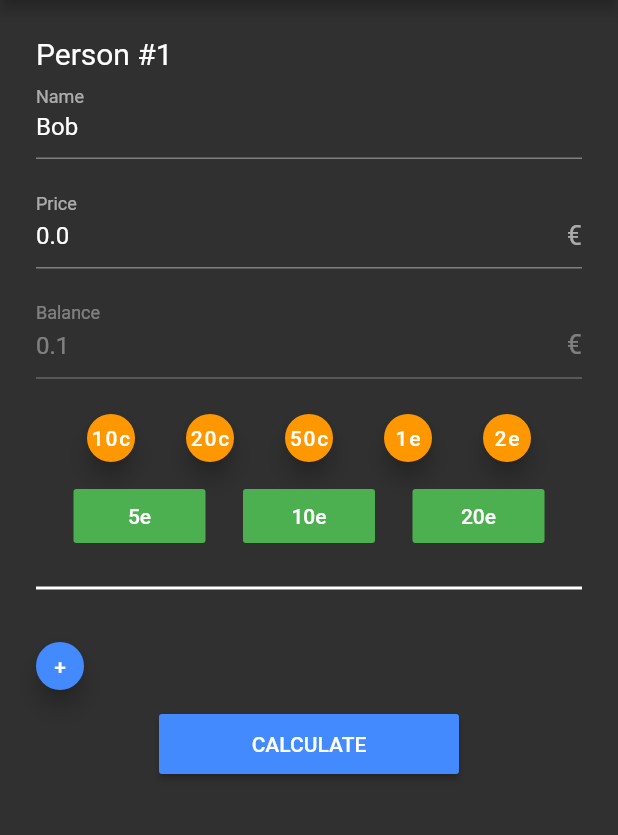
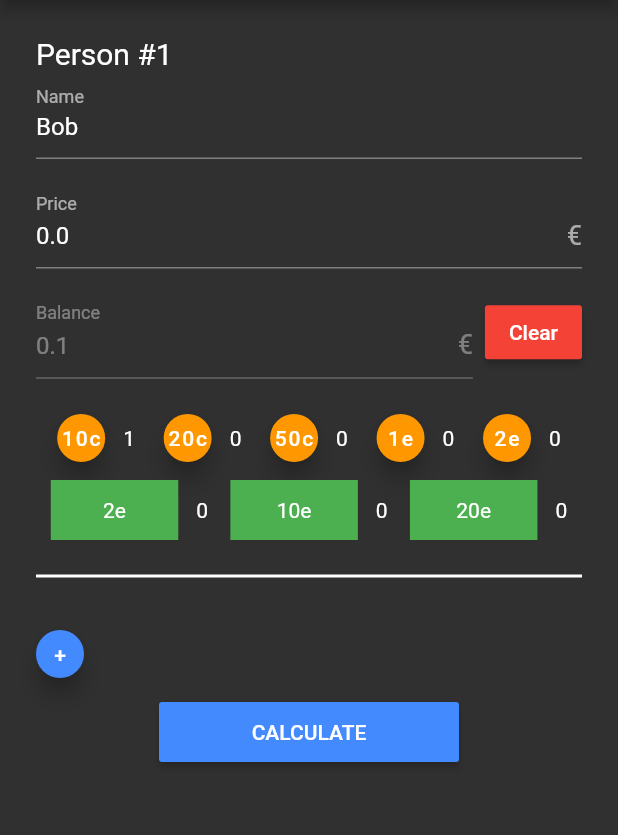
Before and after one commit to din0s/BillSplitter, a Flutter app: the screen it shows after launch, after a tap on "10c", on a phone screen of 412 x 824 dp, the part 84-919 px from its top. Run offline on Flutter 3.47's test engine with Material 2 defaults, Android fonts, the phone set to English and light mode, and no system bars; our stand-ins replace bloc, flutter_bloc.

Commit message:
Rework money handling to store info about denominations

```diff
--- a/lib/bloc/money/exports.dart
+++ b/lib/bloc/money/exports.dart
@@ -1,2 +1,3 @@
 export 'money_bloc.dart';
 export 'money_event.dart';
+export 'money_state.dart';
--- a/lib/bloc/money/money_bloc.dart
+++ b/lib/bloc/money/money_bloc.dart
@@ -1,20 +1,18 @@
-import 'dart:math';
-
 import 'package:bill_splitter/bloc/money/exports.dart';
 import 'package:bloc/bloc.dart';
 
-class MoneyBloc extends Bloc<MoneyEvent, int> {
+class MoneyBloc extends Bloc<MoneyEvent, MoneyState> {
   @override
-  int get initialState => 0;
+  MoneyState get initialState => MoneyState();
 
   @override
-  Stream<int> mapEventToState(MoneyEvent event) async* {
+  Stream<MoneyState> mapEventToState(MoneyEvent event) async* {
     if (event is Add) {
-      yield state + event.amount;
+      yield MoneyState.from(state)..add(event.denomination);
     } else if (event is Remove) {
-      yield max(state - event.amount, 0);
+      yield MoneyState.from(state)..remove(event.denomination);
     } else if (event is Clear) {
-      yield 0;
+      yield MoneyState();
     }
   }
 }
--- a/lib/bloc/money/money_event.dart
+++ b/lib/bloc/money/money_event.dart
@@ -1,17 +1,19 @@
-abstract class MoneyEvent {
-  final int amount;
+import 'package:bill_splitter/entities/denomination.dart';
 
-  MoneyEvent(this.amount);
+abstract class MoneyEvent {}
+
+abstract class BalanceEvent extends MoneyEvent {
+  final Denomination denomination;
+
+  BalanceEvent(this.denomination);
 }
 
-class Add extends MoneyEvent {
-  Add(int amount) : super(amount);
+class Add extends BalanceEvent {
+  Add(Denomination denom) : super(denom);
 }
 
-class Remove extends MoneyEvent {
-  Remove(int amount) : super(amount);
+class Remove extends BalanceEvent {
+  Remove(Denomination denom) : super(denom);
 }
 
-class Clear extends MoneyEvent {
-  Clear() : super(0);
-}
+class Clear extends MoneyEvent {}
--- /dev/null
+++ b/lib/bloc/money/money_state.dart
@@ -0,0 +1,33 @@
+import 'package:bill_splitter/entities/denomination.dart';
+
+class MoneyState {
+  Map<Denomination, int> balance;
+
+  MoneyState() {
+    balance = Map();
+    Denomination.values.forEach((e) => balance[e] = 0);
+  }
+
+  MoneyState.from(MoneyState state) {
+    balance = Map.from(state.balance);
+  }
+
+  bool add(Denomination denomination) {
+    balance[denomination]++;
+    return true;
+  }
+
+  bool remove(Denomination denomination) {
+    if (balance[denomination] < 1) {
+      return false;
+    }
+    balance[denomination]--;
+    return true;
+  }
+
+  double get total {
+    double amt = 0;
+    balance.forEach((k, v) => amt += denomModifier(k) * v);
+    return amt;
+  }
+}
--- /dev/null
+++ b/lib/entities/denomination.dart
@@ -0,0 +1,56 @@
+enum Denomination {
+  CENT_10,
+  CENT_20,
+  CENT_50,
+  EURO_1,
+  EURO_2,
+  EURO_5,
+  EURO_10,
+  EURO_20,
+}
+
+double denomModifier(Denomination denom) {
+  switch (denom) {
+    case Denomination.CENT_10:
+      return 0.1;
+    case Denomination.CENT_20:
+      return 0.2;
+    case Denomination.CENT_50:
+      return 0.5;
+    case Denomination.EURO_1:
+      return 1;
+    case Denomination.EURO_2:
+      return 2;
+    case Denomination.EURO_5:
+      return 5;
+    case Denomination.EURO_10:
+      return 10;
+    case Denomination.EURO_20:
+      return 20;
+    default:
+      return 0;
+  }
+}
+
+String denomLabel(Denomination denom) {
+  switch (denom) {
+    case Denomination.CENT_10:
+      return "10c";
+    case Denomination.CENT_20:
+      return "20c";
+    case Denomination.CENT_50:
+      return "50c";
+    case Denomination.EURO_1:
+      return "1e";
+    case Denomination.EURO_2:
+      return "2e";
+    case Denomination.EURO_5:
+      return "2e";
+    case Denomination.EURO_10:
+      return "10e";
+    case Denomination.EURO_20:
+      return "20e";
+    default:
+      return "";
+  }
+}
--- /dev/null
+++ b/lib/entities/user_data.dart
@@ -0,0 +1,7 @@
+import 'package:bill_splitter/entities/denomination.dart';
+
+class UserData {
+  String name;
+  double price;
+  Map<Denomination, int> balance;
+}
--- a/lib/fragments/circle_button.dart
+++ b/lib/fragments/circle_button.dart
@@ -6,9 +6,12 @@ class CircleButton extends SizedBox {
   final dynamic onLongPress;
   final Color color;
 
-  CircleButton(this.content, this.onPress,
-      {this.onLongPress, this.color = Colors.blueAccent})
-      : super(
+  CircleButton(
+    this.content, {
+    this.onPress,
+    this.onLongPress,
+    this.color = Colors.blueAccent,
+  }) : super(
           width: 32,
           child: InkWell(
             onLongPress: onLongPress,
--- /dev/null
+++ b/lib/fragments/money_button.dart
@@ -0,0 +1,65 @@
+import 'package:bill_splitter/bloc/money/exports.dart';
+import 'package:bill_splitter/entities/denomination.dart';
+import 'package:bill_splitter/fragments/circle_button.dart';
+import 'package:flutter/material.dart';
+import 'package:flutter_bloc/flutter_bloc.dart';
+
+class MoneyButton extends StatelessWidget {
+  final Widget widget;
+  final Denomination denom;
+
+  MoneyButton(
+    this.widget,
+    this.denom,
+  );
+
+  @override
+  Widget build(BuildContext context) {
+    void _add(Denomination m) {
+      BlocProvider.of<MoneyBloc>(context).add(Add(m));
+    }
+
+    void _remove(Denomination m) {
+      BlocProvider.of<MoneyBloc>(context).add(Remove(m));
+    }
+
+    return Container(
+      padding: EdgeInsets.symmetric(horizontal: 5),
+      child: Row(
+        children: <Widget>[
+          GestureDetector(
+            child: widget,
+            onTap: () => _add(denom),
+            onLongPress: () => _remove(denom),
+          ),
+          SizedBox(width: 12),
+          Text("${BlocProvider.of<MoneyBloc>(context).state.balance[denom]}"),
+        ],
+      ),
+    );
+  }
+}
+
+class Coin extends MoneyButton {
+  Coin(Denomination denom)
+      : super(
+          CircleButton(
+            Text(denomLabel(denom)),
+            color: Colors.orange,
+          ),
+          denom,
+        );
+}
+
+class Bill extends MoneyButton {
+  Bill(Denomination denom)
+      : super(
+          Container(
+            child: Center(child: Text(denomLabel(denom))),
+            color: Colors.green,
+            padding: EdgeInsets.all(12),
+            width: 85,
+          ),
+          denom,
+        );
+}
--- a/lib/main.dart
+++ b/lib/main.dart
@@ -1,6 +1,6 @@
+import 'package:bill_splitter/entities/user_data.dart';
 import 'package:bill_splitter/fragments/circle_button.dart';
 import 'package:bill_splitter/user_container.dart';
-import 'package:bill_splitter/user_data.dart';
 import 'package:flutter/material.dart';
 
 void main() => runApp(MyApp());
@@ -109,12 +109,12 @@ class _MyHomePageState extends State<MyHomePage> {
               }),
               Row(
                 children: <Widget>[
-                  CircleButton(Text("+"), _addUser),
+                  CircleButton(Text("+"), onPress: _addUser),
                   SizedBox(width: 8),
                   if (_users.length > 1)
                     CircleButton(
                       Text("-"),
-                      _removeUser,
+                      onPress: _removeUser,
                       color: Colors.red,
                     ),
                 ],
--- a/lib/user_container.dart
+++ b/lib/user_container.dart
@@ -1,6 +1,7 @@
 import 'package:bill_splitter/bloc/money/exports.dart';
-import 'package:bill_splitter/fragments/circle_button.dart';
-import 'package:bill_splitter/user_data.dart';
+import 'package:bill_splitter/entities/denomination.dart';
+import 'package:bill_splitter/entities/user_data.dart';
+import 'package:bill_splitter/fragments/money_button.dart';
 import 'package:flutter/material.dart';
 import 'package:flutter_bloc/flutter_bloc.dart';
 
@@ -12,33 +13,26 @@ class UserContainer extends StatefulWidget {
 }
 
 class _UserContainerState extends State<UserContainer> {
-  final _balance = MoneyBloc();
   final _bController = TextEditingController(text: "0.0");
 
   @override
   void dispose() {
-    _balance.close();
     _bController.dispose();
     super.dispose();
   }
 
-  void _addAmt(int amt) {
-    _balance.add(Add(amt));
-  }
-
-  void _removeAmt(int amt) {
-    _balance.add(Remove(amt));
-  }
-
   @override
   Widget build(BuildContext context) {
-    return Column(
+    return BlocProvider<MoneyBloc>(
+      create: (context) => MoneyBloc(),
+      child: Column(
         crossAxisAlignment: CrossAxisAlignment.start,
         children: <Widget>[
           _buildNameField(),
           _buildPriceField(),
           _buildMoneySelector(),
         ],
+      ),
     );
   }
 
@@ -86,64 +80,65 @@ class _UserContainerState extends State<UserContainer> {
   }
 
   Widget _buildMoneySelector() {
+    return BlocConsumer<MoneyBloc, MoneyState>(
+      listener: (context, state) => _bController.text = "${state.total}",
+      builder: (context, state) {
         return Column(
           crossAxisAlignment: CrossAxisAlignment.start,
           children: <Widget>[
-        BlocListener<MoneyBloc, int>(
-          bloc: _balance,
-          listener: (context, state) {
-            _bController.text = "${state / 100.0}";
-          },
+            Row(
+              children: <Widget>[
+                Expanded(
                   child: TextFormField(
                     controller: _bController,
                     enabled: false,
-            onSaved: (val) => {widget.data.balance = _balance.state / 100.0},
+                    onSaved: (val) => widget.data.balance = state.balance,
                     decoration: InputDecoration(
                       labelText: "Balance",
                       suffix: Text("€", style: TextStyle(fontSize: 18)),
                     ),
                   ),
                 ),
+                Padding(
+                  padding: EdgeInsets.only(left: 8),
+                  child: MaterialButton(
+                    child: Text("Clear"),
+                    color: Colors.red,
+                    onPressed: () {
+                      BlocProvider.of<MoneyBloc>(context).add(Clear());
+                    },
+                    minWidth: 20,
+                  ),
+                ),
+              ],
+            ),
             SizedBox(height: 12),
+            Column(
+              mainAxisAlignment: MainAxisAlignment.start,
+              children: <Widget>[
                 Row(
                   mainAxisAlignment: MainAxisAlignment.spaceEvenly,
                   children: <Widget>[
-            Coin("10c", 10, _addAmt, _removeAmt),
-            Coin("20c", 20, _addAmt, _removeAmt),
-            Coin("50c", 50, _addAmt, _removeAmt),
-            Coin("1e", 100, _addAmt, _removeAmt),
-            Coin("2e", 200, _addAmt, _removeAmt),
+                    Coin(Denomination.CENT_10),
+                    Coin(Denomination.CENT_20),
+                    Coin(Denomination.CENT_50),
+                    Coin(Denomination.EURO_1),
+                    Coin(Denomination.EURO_2),
                   ],
                 ),
                 Row(
                   mainAxisAlignment: MainAxisAlignment.spaceEvenly,
                   children: <Widget>[
-            Bill("5e", 500, _addAmt, _removeAmt),
-            Bill("10e", 1000, _addAmt, _removeAmt),
-            Bill("20e", 2000, _addAmt, _removeAmt),
+                    Bill(Denomination.EURO_5),
+                    Bill(Denomination.EURO_10),
+                    Bill(Denomination.EURO_20),
+                  ],
+                ),
               ],
             ),
           ],
         );
+      },
+    );
   }
 }
-
-class Coin extends CircleButton {
-  Coin(String text, int amt, dynamic add, dynamic remove)
-      : super(
-          Text(text),
-          () => add(amt),
-          onLongPress: () => remove(amt),
-          color: Colors.orange,
-        );
-}
-
-class Bill extends FlatButton {
-  Bill(String text, int amt, dynamic add, dynamic remove)
-      : super(
-          child: Text(text),
-          onPressed: () => add(amt),
-          onLongPress: () => remove(amt),
-          color: Colors.green,
-        );
-}
--- a/lib/user_data.dart
+++ /dev/null
@@ -1,5 +0,0 @@
-class UserData {
-  String name;
-  double price;
-  double balance;
-}
```
Lines whose indentation alone changed are shown as unchanged.
